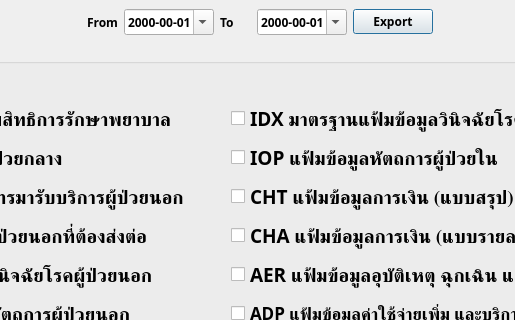
Before: the Qt Designer form UI/Main.ui in funanzaa/GUI_Export16PlusBkk, drawn with Qt 5; both pictures show x 179 to 694 and y 0 to 320 of the 915 by 536 pixel window.
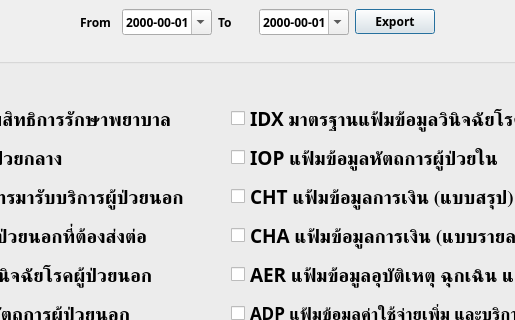
After: the same form once the commit is applied. Icons and pictures are not drawn.

```diff
--- a/UI/Main.ui
+++ b/UI/Main.ui
@@ -34,7 +34,7 @@
   </property>
   <widget class="QWidget" name="centralwidget">
    <layout class="QGridLayout" name="gridLayout_2">
-    <item row="2" column="0" colspan="20">
+    <item row="2" column="0" colspan="18">
      <widget class="QLabel" name="label_show">
       <property name="font">
        <font>
@@ -49,49 +49,7 @@
       </property>
      </widget>
     </item>
-    <item row="0" column="8">
-     <widget class="QDateEdit" name="dateEdit_from">
-      <property name="font">
-       <font>
-        <family>Segoe UI Black</family>
-        <pointsize>9</pointsize>
-        <weight>75</weight>
-        <bold>true</bold>
-       </font>
-      </property>
-      <property name="locale">
-       <locale language="English" country="UnitedStates"/>
-      </property>
-      <property name="displayFormat">
-       <string>yyyy-mm-dd</string>
-      </property>
-      <property name="calendarPopup">
-       <bool>true</bool>
-      </property>
-      <property name="currentSectionIndex">
-       <number>0</number>
-      </property>
-      <property name="timeSpec">
-       <enum>Qt::LocalTime</enum>
-      </property>
-     </widget>
-    </item>
-    <item row="0" column="7">
-     <widget class="QLabel" name="label">
-      <property name="font">
-       <font>
-        <family>Segoe UI Black</family>
-        <pointsize>9</pointsize>
-        <weight>75</weight>
-        <bold>true</bold>
-       </font>
-      </property>
-      <property name="text">
-       <string>From</string>
-      </property>
-     </widget>
-    </item>
-    <item row="1" column="0" colspan="20">
+    <item row="1" column="0" colspan="18">
      <widget class="QGroupBox" name="groupBox">
       <property name="font">
        <font>
@@ -371,21 +329,6 @@
      </widget>
     </item>
     <item row="0" column="9">
-     <widget class="QLabel" name="label_2">
-      <property name="font">
-       <font>
-        <family>Segoe UI Black</family>
-        <pointsize>9</pointsize>
-        <weight>75</weight>
-        <bold>true</bold>
-       </font>
-      </property>
-      <property name="text">
-       <string>To</string>
-      </property>
-     </widget>
-    </item>
-    <item row="0" column="10">
      <widget class="QDateEdit" name="dateEdit_to">
       <property name="font">
        <font>
@@ -406,7 +349,49 @@
       </property>
      </widget>
     </item>
-    <item row="0" column="11">
+    <item row="0" column="7">
+     <widget class="QDateEdit" name="dateEdit_from">
+      <property name="font">
+       <font>
+        <family>Segoe UI Black</family>
+        <pointsize>9</pointsize>
+        <weight>75</weight>
+        <bold>true</bold>
+       </font>
+      </property>
+      <property name="locale">
+       <locale language="English" country="UnitedStates"/>
+      </property>
+      <property name="displayFormat">
+       <string>yyyy-mm-dd</string>
+      </property>
+      <property name="calendarPopup">
+       <bool>true</bool>
+      </property>
+      <property name="currentSectionIndex">
+       <number>0</number>
+      </property>
+      <property name="timeSpec">
+       <enum>Qt::LocalTime</enum>
+      </property>
+     </widget>
+    </item>
+    <item row="0" column="6">
+     <widget class="QLabel" name="label">
+      <property name="font">
+       <font>
+        <family>Segoe UI Black</family>
+        <pointsize>9</pointsize>
+        <weight>75</weight>
+        <bold>true</bold>
+       </font>
+      </property>
+      <property name="text">
+       <string>From</string>
+      </property>
+     </widget>
+    </item>
+    <item row="0" column="10">
      <widget class="QPushButton" name="pushButton">
       <property name="font">
        <font>
@@ -437,6 +422,21 @@
       </property>
      </widget>
     </item>
+    <item row="0" column="8">
+     <widget class="QLabel" name="label_2">
+      <property name="font">
+       <font>
+        <family>Segoe UI Black</family>
+        <pointsize>9</pointsize>
+        <weight>75</weight>
+        <bold>true</bold>
+       </font>
+      </property>
+      <property name="text">
+       <string>To</string>
+      </property>
+     </widget>
+    </item>
    </layout>
   </widget>
   <widget class="QMenuBar" name="menubar">
```
